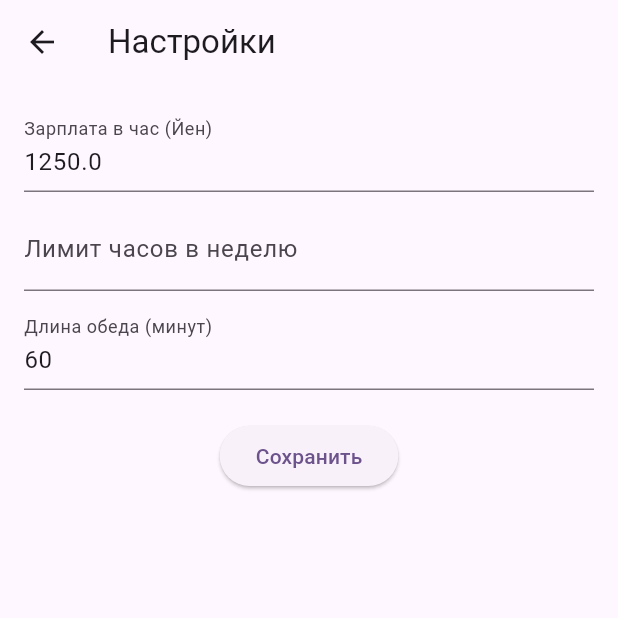
After one commit to Tudumz/work_hours_tracker, a Flutter app: the SettingsScreen screen opened directly, on a phone screen of 412 x 824 dp, the top half of it. The commit adds this screen. Run offline on Flutter 3.47's test engine with Material 3 defaults, Android fonts, the light colour scheme and no system bars; our stand-ins replace cloud_firestore, equatable, firebase_auth, firebase_core, flutter_bloc, shared_preferences and 1 more; accounts and stored records are empty.

Commit message:
settings

```diff
--- a/lib/BLoC/event.dart
+++ b/lib/BLoC/event.dart
@@ -1,5 +1,6 @@
-import 'package:equatable/equatable.dart';
-import '../models/work_log.dart';
+//import 'package:equatable/equatable.dart';
+//import '../models/work_log.dart';
+part of 'bloc.dart';
 
 abstract class WorkLogEvent extends Equatable {
   const WorkLogEvent();
--- a/lib/views/home_screen.dart
+++ b/lib/views/home_screen.dart
@@ -4,8 +4,6 @@ import 'dart:developer';
 
 import 'package:flutter_bloc/flutter_bloc.dart';
 import '../BLoC/bloc.dart';
-import '../BLoC/event.dart';
-import '../BLoC/state.dart';
 
 class HomeScreen extends StatefulWidget {
   const HomeScreen({super.key});
--- /dev/null
+++ b/lib/views/settings_screen.dart
@@ -0,0 +1,92 @@
+import 'package:flutter/material.dart';
+import '../services/settings.dart';
+
+class SettingsScreen extends StatefulWidget {
+  const SettingsScreen({super.key});
+
+  @override
+  State<SettingsScreen> createState() => _SettingsScreenState();
+}
+
+class _SettingsScreenState extends State<SettingsScreen> {
+  final SettingsService _settingsService = SettingsService();
+
+  final TextEditingController _rateController = TextEditingController();
+  final TextEditingController _limitController = TextEditingController();
+  final TextEditingController _lunchDurationController =
+      TextEditingController();
+
+  @override
+  void initState() {
+    super.initState();
+    _loadSettings();
+  }
+
+  Future<void> _loadSettings() async {
+    final rate = await _settingsService.getHourSalary();
+    final lunch = await _settingsService.getLunchSettings();
+
+    setState(() {
+      _rateController.text = rate.toString();
+      _lunchDurationController.text = lunch['duration'].toString();
+    });
+  }
+
+  Future<void> _saveSettings() async {
+    final rate = double.tryParse(_rateController.text) ?? 0.0;
+    //final limit = double.tryParse(_limitController.text) ?? 1680.0;
+    final lunchDur = int.tryParse(_lunchDurationController.text) ?? 0;
+
+    await _settingsService.setHourSalary(rate);
+    await _settingsService.setLunchSettings(lunchDur, 0);
+
+    if (mounted) {
+      ScaffoldMessenger.of(
+        context,
+      ).showSnackBar(const SnackBar(content: Text('Настройки сохранены')));
+      Navigator.pop(context);
+    }
+  }
+
+  @override
+  Widget build(BuildContext context) {
+    return Scaffold(
+      appBar: AppBar(title: const Text('Настройки')),
+      body: Padding(
+        padding: const EdgeInsets.all(16.0),
+        child: Column(
+          children: [
+            TextField(
+              controller: _rateController,
+              keyboardType: TextInputType.number,
+              decoration: const InputDecoration(
+                labelText: 'Зарплата в час (Йен)',
+              ),
+            ),
+            const SizedBox(height: 10),
+            TextField(
+              controller: _limitController,
+              keyboardType: TextInputType.number,
+              decoration: const InputDecoration(
+                labelText: 'Лимит часов в неделю',
+              ),
+            ),
+            const SizedBox(height: 10),
+            TextField(
+              controller: _lunchDurationController,
+              keyboardType: TextInputType.number,
+              decoration: const InputDecoration(
+                labelText: 'Длина обеда (минут)',
+              ),
+            ),
+            const SizedBox(height: 20),
+            ElevatedButton(
+              onPressed: _saveSettings,
+              child: const Text('Сохранить'),
+            ),
+          ],
+        ),
+      ),
+    );
+  }
+}
--- a/pubspec.yaml
+++ b/pubspec.yaml
@@ -42,6 +42,7 @@ dependencies:
   intl: ^0.20.2
   flutter_bloc: ^9.1.1
   equatable: ^2.0.7
+  shared_preferences: ^2.5.3
 
 dev_dependencies:
   flutter_test:
```
Also changed, not shown: lib/BLoC/bloc.dart (+6 -3 lines), lib/BLoC/state.dart (+3 -6 lines), lib/services/settings.dart (added, +70 -0 lines), pubspec.lock, 1 other file.
